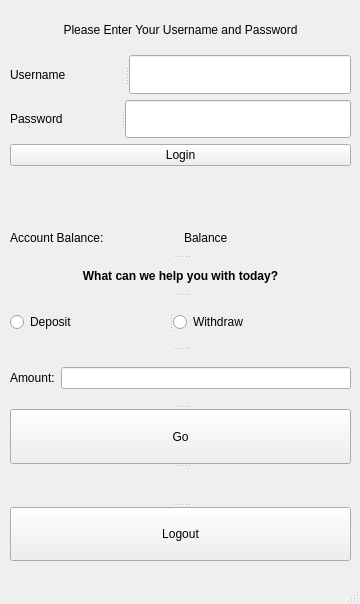
Above: gui.ui from gabebierman/CSCI162-_BankingApp before the change. Below: the same form after it.
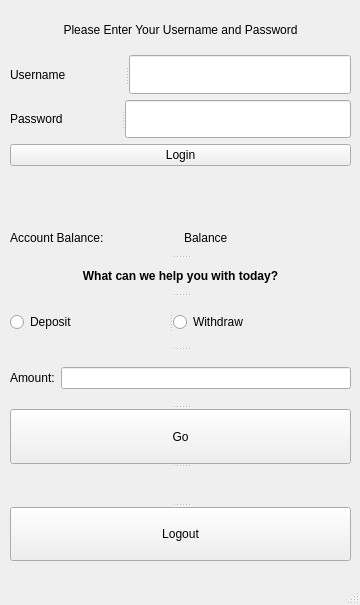
That is the form after the change.

Commit message: set static dimmensions for gui

What changed in the file:
```diff
--- a/gui.ui
+++ b/gui.ui
@@ -7,9 +7,21 @@
     <x>0</x>
     <y>0</y>
     <width>360</width>
-    <height>604</height>
+    <height>605</height>
    </rect>
   </property>
+  <property name="minimumSize">
+   <size>
+    <width>360</width>
+    <height>605</height>
+   </size>
+  </property>
+  <property name="maximumSize">
+   <size>
+    <width>360</width>
+    <height>605</height>
+   </size>
+  </property>
   <property name="windowTitle">
    <string>PyBank</string>
   </property>
```
The commit also changes 1 other file.
